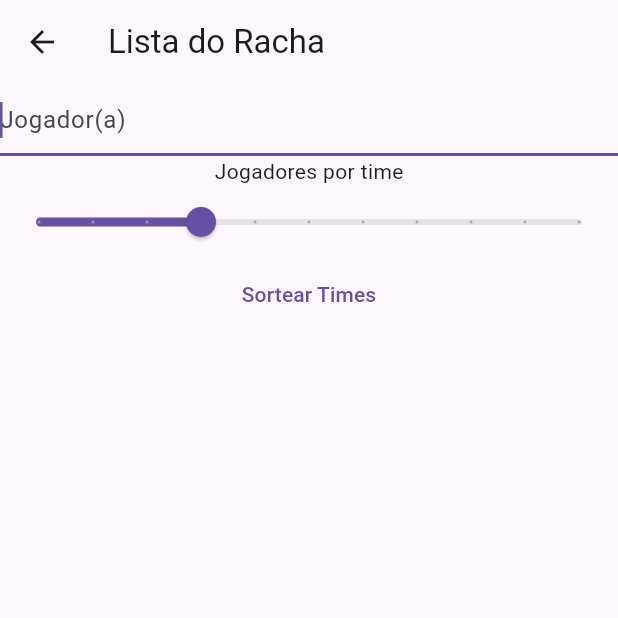
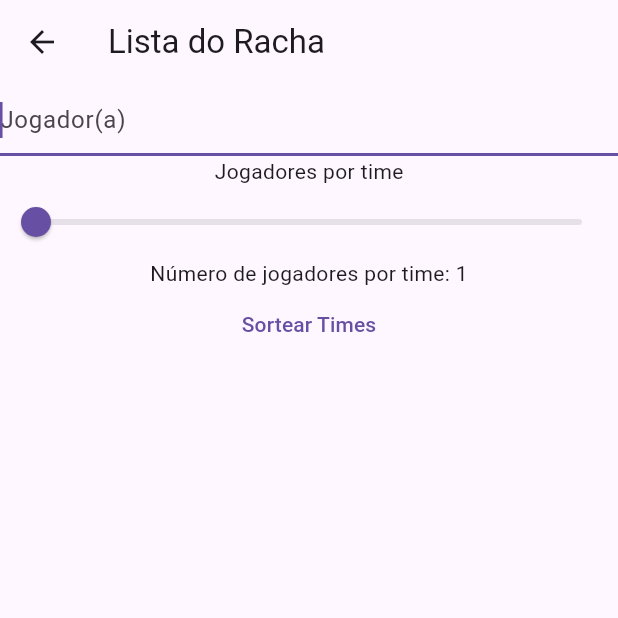
Before and after one commit to gabriell-silva/rachinha_top_app, a Flutter app: the RachaListPage screen opened directly, on a phone screen of 412 x 824 dp, the top half of it. Run offline on Flutter 3.47's test engine with Material 3 defaults, Android fonts, the light colour scheme and no system bars; our stand-ins replace flutter_dotenv, stop_watch_timer, supabase_flutter; accounts and stored records are empty.

Commit message:
feat: add logic to randomize teams and show teams

```diff
--- a/lib/pages/racha_list.dart
+++ b/lib/pages/racha_list.dart
@@ -10,7 +10,7 @@ class RachaListPage extends StatefulWidget {
 
 class _RachaListPageState extends State<RachaListPage> {
   List<String> players = [""];
-  double initialValueToPlayersPerTeam = 4;
+  int playersPerTeam = 1;
 
   @override
   Widget build(BuildContext context) {
@@ -51,27 +51,26 @@ class _RachaListPageState extends State<RachaListPage> {
                 children: [
                   const Text("Jogadores por time"),
                   Slider(
-                    value: initialValueToPlayersPerTeam,
-                    min: 1,
-                    max: 11,
-                    divisions: 10,
-                    label: initialValueToPlayersPerTeam.round().toString(),
+                    value: playersPerTeam.toDouble(),
+                    min: 1.toDouble(),
+                    max: players.length.toDouble(),
+                    label: playersPerTeam.round().toString(),
                     onChanged: (double value) {
                       setState(() {
-                        initialValueToPlayersPerTeam = value;
+                        playersPerTeam = value.ceil();
                       });
                     },
                   ),
                 ],
               ),
+              Text("Número de jogadores por time: ${playersPerTeam.floor()}"),
               TextButton(
                   onPressed: () {
                     players.removeWhere((element) => element.isEmpty);
 
                     Navigator.pushNamed(context, AppRoutes.teams, arguments: {
                       "players": players,
-                      "initialValueToPlayersPerTeam":
-                          initialValueToPlayersPerTeam
+                      "playersPerTeam": playersPerTeam
                     });
                   },
                   child: const Text("Sortear Times")),
```
Also changed, not shown: lib/pages/teams.dart (+39 -11 lines).
